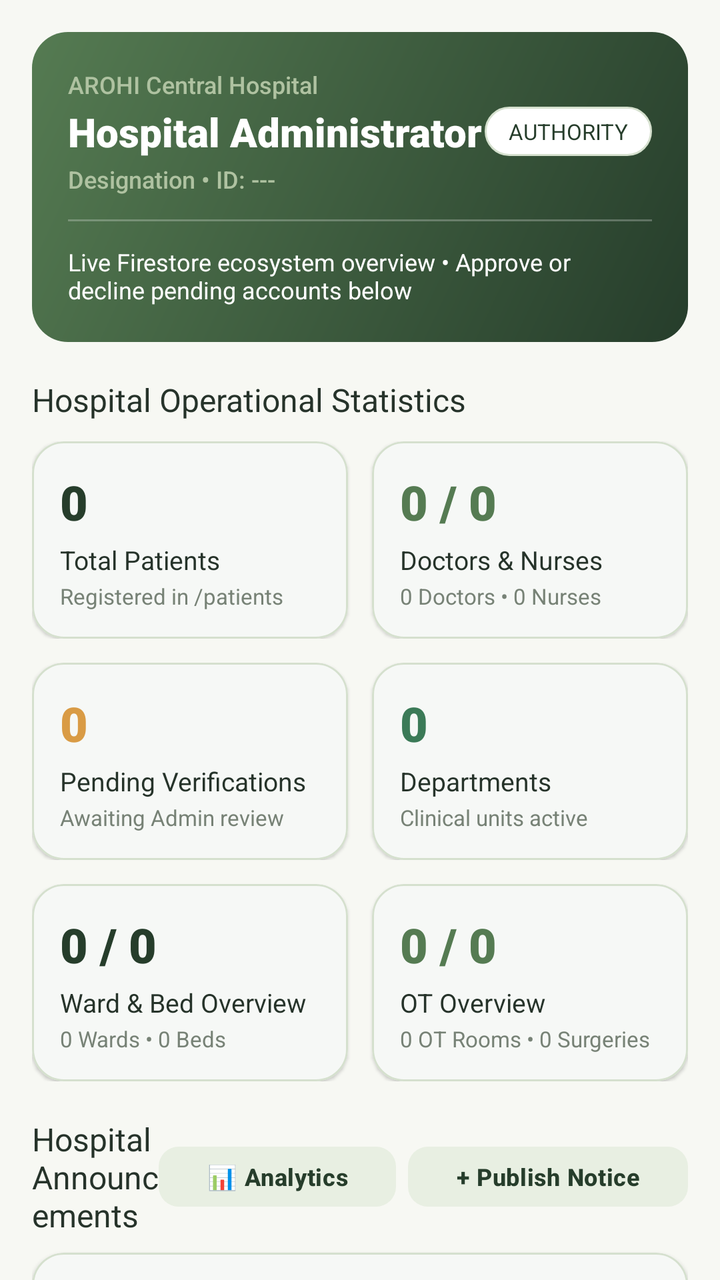
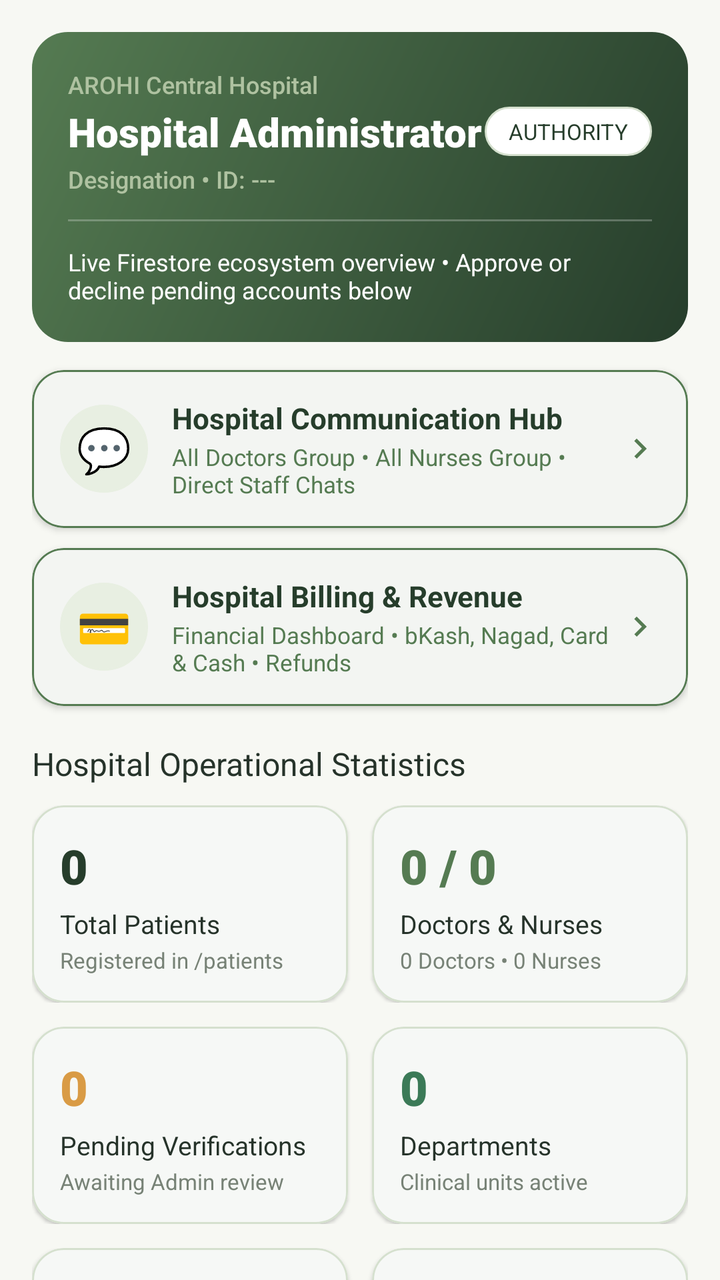

An Android layout rendered at two revisions. The XML below is the earlier revision; the diff shows what the commit changed to produce the second picture.
<!-- AndroidManifest.xml: application theme Theme.AROHI -->
<!-- res/layout/fragment_admin_dashboard.xml -->
<?xml version="1.0" encoding="utf-8"?>
<androidx.core.widget.NestedScrollView xmlns:android="http://schemas.android.com/apk/res/android"
    xmlns:app="http://schemas.android.com/apk/res-auto"
    android:layout_width="match_parent"
    android:layout_height="match_parent"
    android:background="@color/arohi_soft_ivory"
    android:fillViewport="true">

    <LinearLayout
        android:layout_width="match_parent"
        android:layout_height="wrap_content"
        android:orientation="vertical"
        android:padding="16dp">

        
        <LinearLayout
            android:layout_width="match_parent"
            android:layout_height="wrap_content"
            android:background="@drawable/bg_hero_card"
            android:orientation="vertical"
            android:padding="18dp">

            <LinearLayout
                android:layout_width="match_parent"
                android:layout_height="wrap_content"
                android:gravity="center_vertical"
                android:orientation="horizontal">

                <LinearLayout
                    android:layout_width="0dp"
                    android:layout_height="wrap_content"
                    android:layout_weight="1"
                    android:orientation="vertical">

                    <TextView
                        android:id="@+id/tvAdminHospitalName"
                        android:layout_width="wrap_content"
                        android:layout_height="wrap_content"
                        android:fontFamily="sans-serif-medium"
                        android:text="AROHI Central Hospital"
                        android:textColor="@color/arohi_mint_tint"
                        android:textSize="12sp" />

                    <TextView
                        android:id="@+id/tvAdminName"
                        android:layout_width="wrap_content"
                        android:layout_height="wrap_content"
                        android:layout_marginTop="2dp"
                        android:fontFamily="sans-serif-black"
                        android:text="@string/admin_dash_role"
                        android:textColor="@color/white"
                        android:textSize="20sp" />

                    <TextView
                        android:id="@+id/tvAdminDesignationAndId"
                        android:layout_width="wrap_content"
                        android:layout_height="wrap_content"
                        android:layout_marginTop="2dp"
                        android:fontFamily="sans-serif-medium"
                        android:text="Designation • ID: ---"
                        android:textColor="@color/soft_sage"
                        android:textSize="12sp" />
                </LinearLayout>

                <TextView
                    android:layout_width="wrap_content"
                    android:layout_height="wrap_content"
                    android:background="@drawable/bg_white_pill"
                    android:fontFamily="sans-serif-bold"
                    android:paddingHorizontal="12dp"
                    android:paddingVertical="5dp"
                    android:text="@string/admin_dash_badge"
                    android:textColor="@color/accent_heading"
                    android:textSize="11sp" />
            </LinearLayout>

            <View
                android:layout_width="match_parent"
                android:layout_height="1dp"
                android:layout_marginVertical="12dp"
                android:alpha="0.25"
                android:background="@color/surface_card" />

            <TextView
                android:id="@+id/tvAdminOperationalSummary"
                android:layout_width="match_parent"
                android:layout_height="wrap_content"
                android:fontFamily="sans-serif"
                android:text="Live Firestore ecosystem overview • Approve or decline pending accounts below"
                android:textColor="@color/white"
                android:textSize="12sp" />
        </LinearLayout>

        
        <TextView
            android:layout_width="match_parent"
            android:layout_height="wrap_content"
            android:layout_marginTop="18dp"
            android:layout_marginBottom="10dp"
            android:fontFamily="sans-serif-bold"
            android:text="@string/admin_stats_title"
            android:textColor="@color/arohi_charcoal_text"
            android:textSize="16sp" />

        <LinearLayout
            android:layout_width="match_parent"
            android:layout_height="wrap_content"
            android:orientation="horizontal">

            <com.google.android.material.card.MaterialCardView
                android:id="@+id/cardAdminTotalPatients"
                android:layout_width="0dp"
                android:layout_height="wrap_content"
                android:layout_marginEnd="6dp"
                android:layout_weight="1"
                app:cardBackgroundColor="@color/surface_card"
                app:cardCornerRadius="16dp"
                app:cardElevation="1dp"
                app:strokeColor="@color/arohi_border_subtle"
                app:strokeWidth="1dp">

                <LinearLayout
                    android:layout_width="match_parent"
                    android:layout_height="wrap_content"
                    android:orientation="vertical"
                    android:padding="14dp">

                    <TextView
                        android:id="@+id/tvAdminTotalPatientsCount"
                        android:layout_width="wrap_content"
                        android:layout_height="wrap_content"
                        android:fontFamily="sans-serif-black"
                        android:text="0"
                        android:textColor="@color/accent_heading"
                        android:textSize="24sp" />

                    <TextView
                        android:layout_width="wrap_content"
                        android:layout_height="wrap_content"
                        android:layout_marginTop="4dp"
                        android:fontFamily="sans-serif-bold"
                        android:text="@string/admin_card_patients"
                        android:textColor="@color/arohi_charcoal_text"
                        android:textSize="13sp" />

                    <TextView
                        android:layout_width="wrap_content"
                        android:layout_height="wrap_content"
                        android:layout_marginTop="2dp"
                        android:fontFamily="sans-serif"
                        android:text="@string/admin_card_patients_sub"
                        android:textColor="@color/arohi_slate_muted"
                        android:textSize="11sp" />
                </LinearLayout>
            </com.google.android.material.card.MaterialCardView>

            <com.google.android.material.card.MaterialCardView
                android:id="@+id/cardAdminDoctorsAndNurses"
                android:layout_width="0dp"
                android:layout_height="wrap_content"
                android:layout_marginStart="6dp"
                android:layout_weight="1"
                app:cardBackgroundColor="@color/surface_card"
                app:cardCornerRadius="16dp"
                app:cardElevation="1dp"
                app:strokeColor="@color/arohi_border_subtle"
                app:strokeWidth="1dp">

                <LinearLayout
                    android:layout_width="match_parent"
                    android:layout_height="wrap_content"
                    android:orientation="vertical"
                    android:padding="14dp">

                    <TextView
                        android:id="@+id/tvAdminDoctorsAndNursesCount"
                        android:layout_width="wrap_content"
                        android:layout_height="wrap_content"
                        android:fontFamily="sans-serif-black"
                        android:text="0 / 0"
                        android:textColor="@color/arohi_teal_accent"
                        android:textSize="24sp" />

                    <TextView
                        android:layout_width="wrap_content"
                        android:layout_height="wrap_content"
                        android:layout_marginTop="4dp"
                        android:fontFamily="sans-serif-bold"
                        android:text="@string/admin_card_staff"
                        android:textColor="@color/arohi_charcoal_text"
                        android:textSize="13sp" />

                    <TextView
                        android:id="@+id/tvAdminStaffNote"
                        android:layout_width="wrap_content"
                        android:layout_height="wrap_content"
                        android:layout_marginTop="2dp"
                        android:fontFamily="sans-serif"
                        android:text="0 Doctors • 0 Nurses"
                        android:textColor="@color/arohi_slate_muted"
                        android:textSize="11sp" />
                </LinearLayout>
            </com.google.android.material.card.MaterialCardView>
        </LinearLayout>

        
        <LinearLayout
            android:layout_width="match_parent"
            android:layout_height="wrap_content"
            android:layout_marginTop="12dp"
            android:orientation="horizontal">

            <com.google.android.material.card.MaterialCardView
                android:id="@+id/cardAdminPendingVerifications"
                android:layout_width="0dp"
                android:layout_height="wrap_content"
                android:layout_marginEnd="6dp"
                android:layout_weight="1"
                app:cardBackgroundColor="@color/surface_card"
                app:cardCornerRadius="16dp"
                app:cardElevation="1dp"
                app:strokeColor="@color/arohi_border_subtle"
                app:strokeWidth="1dp">

                <LinearLayout
                    android:layout_width="match_parent"
                    android:layout_height="wrap_content"
                    android:orientation="vertical"
                    android:padding="14dp">

                    <TextView
                        android:id="@+id/tvAdminPendingVerificationsCount"
                        android:layout_width="wrap_content"
                        android:layout_height="wrap_content"
                        android:fontFamily="sans-serif-black"
                        android:text="0"
                        android:textColor="@color/arohi_amber_warning"
                        android:textSize="24sp" />

                    <TextView
                        android:layout_width="wrap_content"
                        android:layout_height="wrap_content"
                        android:layout_marginTop="4dp"
                        android:fontFamily="sans-serif-bold"
                        android:text="@string/admin_card_verifications"
                        android:textColor="@color/arohi_charcoal_text"
                        android:textSize="13sp" />

                    <TextView
                        android:layout_width="wrap_content"
                        android:layout_height="wrap_content"
                        android:layout_marginTop="2dp"
                        android:fontFamily="sans-serif"
                        android:text="@string/admin_card_verifications_sub"
                        android:textColor="@color/arohi_slate_muted"
                        android:textSize="11sp" />
                </LinearLayout>
            </com.google.android.material.card.MaterialCardView>

            <com.google.android.material.card.MaterialCardView
                android:id="@+id/cardAdminDepartments"
                android:layout_width="0dp"
                android:layout_height="wrap_content"
                android:layout_marginStart="6dp"
                android:layout_weight="1"
                app:cardBackgroundColor="@color/surface_card"
                app:cardCornerRadius="16dp"
                app:cardElevation="1dp"
                app:strokeColor="@color/arohi_border_subtle"
                app:strokeWidth="1dp">

                <LinearLayout
                    android:layout_width="match_parent"
                    android:layout_height="wrap_content"
                    android:orientation="vertical"
                    android:padding="14dp">

                    <TextView
                        android:id="@+id/tvAdminDepartmentsCount"
                        android:layout_width="wrap_content"
                        android:layout_height="wrap_content"
                        android:fontFamily="sans-serif-black"
                        android:text="0"
                        android:textColor="@color/arohi_info_blue"
                        android:textSize="24sp" />

                    <TextView
                        android:layout_width="wrap_content"
                        android:layout_height="wrap_content"
                        android:layout_marginTop="4dp"
                        android:fontFamily="sans-serif-bold"
                        android:text="@string/admin_card_departments"
                        android:textColor="@color/arohi_charcoal_text"
                        android:textSize="13sp" />

                    <TextView
                        android:layout_width="wrap_content"
                        android:layout_height="wrap_content"
                        android:layout_marginTop="2dp"
                        android:fontFamily="sans-serif"
                        android:text="@string/admin_card_departments_sub"
                        android:textColor="@color/arohi_slate_muted"
                        android:textSize="11sp" />
                </LinearLayout>
            </com.google.android.material.card.MaterialCardView>
        </LinearLayout>

        
        <LinearLayout
            android:layout_width="match_parent"
            android:layout_height="wrap_content"
            android:layout_marginTop="12dp"
            android:orientation="horizontal">

            <com.google.android.material.card.MaterialCardView
                android:id="@+id/cardAdminWardsAndBeds"
                android:layout_width="0dp"
                android:layout_height="wrap_content"
                android:layout_marginEnd="6dp"
                android:layout_weight="1"
                app:cardBackgroundColor="@color/surface_card"
                app:cardCornerRadius="16dp"
                app:cardElevation="1dp"
                app:strokeColor="@color/arohi_border_subtle"
                app:strokeWidth="1dp">

                <LinearLayout
                    android:layout_width="match_parent"
                    android:layout_height="wrap_content"
                    android:orientation="vertical"
                    android:padding="14dp">

                    <TextView
                        android:id="@+id/tvAdminWardBedCount"
                        android:layout_width="wrap_content"
                        android:layout_height="wrap_content"
                        android:fontFamily="sans-serif-black"
                        android:text="0 / 0"
                        android:textColor="@color/accent_heading"
                        android:textSize="24sp" />

                    <TextView
                        android:layout_width="wrap_content"
                        android:layout_height="wrap_content"
                        android:layout_marginTop="4dp"
                        android:fontFamily="sans-serif-bold"
                        android:text="@string/admin_card_ward_bed"
                        android:textColor="@color/arohi_charcoal_text"
                        android:textSize="13sp" />

                    <TextView
                        android:id="@+id/tvAdminWardBedNote"
                        android:layout_width="wrap_content"
                        android:layout_height="wrap_content"
                        android:layout_marginTop="2dp"
                        android:fontFamily="sans-serif"
                        android:text="0 Wards • 0 Beds"
                        android:textColor="@color/arohi_slate_muted"
                        android:textSize="11sp" />
                </LinearLayout>
            </com.google.android.material.card.MaterialCardView>

            <com.google.android.material.card.MaterialCardView
                android:id="@+id/cardAdminOtOverview"
                android:layout_width="0dp"
                android:layout_height="wrap_content"
                android:layout_marginStart="6dp"
                android:layout_weight="1"
                app:cardBackgroundColor="@color/surface_card"
                app:cardCornerRadius="16dp"
                app:cardElevation="1dp"
                app:strokeColor="@color/arohi_border_subtle"
                app:strokeWidth="1dp">

                <LinearLayout
                    android:layout_width="match_parent"
                    android:layout_height="wrap_content"
                    android:orientation="vertical"
                    android:padding="14dp">

                    <TextView
                        android:id="@+id/tvAdminOtCount"
                        android:layout_width="wrap_content"
                        android:layout_height="wrap_content"
                        android:fontFamily="sans-serif-black"
                        android:text="0 / 0"
                        android:textColor="@color/arohi_teal_accent"
                        android:textSize="24sp" />

                    <TextView
                        android:layout_width="wrap_content"
                        android:layout_height="wrap_content"
                        android:layout_marginTop="4dp"
                        android:fontFamily="sans-serif-bold"
                        android:text="@string/admin_card_ot"
                        android:textColor="@color/arohi_charcoal_text"
                        android:textSize="13sp" />

                    <TextView
                        android:id="@+id/tvAdminOtNote"
                        android:layout_width="wrap_content"
                        android:layout_height="wrap_content"
                        android:layout_marginTop="2dp"
                        android:fontFamily="sans-serif"
                        android:text="0 OT Rooms • 0 Surgeries"
                        android:textColor="@color/arohi_slate_muted"
                        android:textSize="11sp" />
                </LinearLayout>
            </com.google.android.material.card.MaterialCardView>
        </LinearLayout>

        
        <LinearLayout
            android:layout_width="match_parent"
            android:layout_height="wrap_content"
            android:layout_marginTop="18dp"
            android:gravity="center_vertical"
            android:orientation="horizontal">

            <TextView
                android:layout_width="0dp"
                android:layout_height="wrap_content"
                android:layout_weight="1"
                android:fontFamily="sans-serif-bold"
                android:text="@string/admin_announcements_title"
                android:textColor="@color/arohi_charcoal_text"
                android:textSize="16sp" />

            <com.google.android.material.button.MaterialButton
                android:id="@+id/btnViewAnalytics"
                style="@style/Widget.Material3.Button.TonalButton"
                android:layout_width="wrap_content"
                android:layout_height="38dp"
                android:layout_marginEnd="6dp"
                android:text="📊 Analytics"
                android:textAllCaps="false"
                android:textColor="@color/accent_heading"
                android:textSize="12sp"
                app:backgroundTint="@color/arohi_sage_mist"
                app:cornerRadius="10dp" />

            <com.google.android.material.button.MaterialButton
                android:id="@+id/btnPublishAnnouncement"
                style="@style/Widget.Material3.Button.TonalButton"
                android:layout_width="wrap_content"
                android:layout_height="38dp"
                android:text="@string/admin_btn_publish_notice"
                android:textAllCaps="false"
                android:textColor="@color/accent_heading"
                android:textSize="12sp"
                app:backgroundTint="@color/arohi_sage_mist"
                app:cornerRadius="10dp" />
        </LinearLayout>

        <com.google.android.material.card.MaterialCardView
            android:layout_width="match_parent"
            android:layout_height="wrap_content"
            android:layout_marginTop="8dp"
            app:cardBackgroundColor="@color/surface_card"
            app:cardCornerRadius="16dp"
            app:cardElevation="1dp"
            app:strokeColor="@color/arohi_border_subtle"
            app:strokeWidth="1dp">

            <LinearLayout
                android:layout_width="match_parent"
                android:layout_height="wrap_content"
                android:orientation="vertical"
                android:padding="16dp">

                <TextView
                    android:id="@+id/tvAdminLatestAnnouncementTitle"
                    android:layout_width="match_parent"
                    android:layout_height="wrap_content"
                    android:fontFamily="sans-serif-bold"
                    android:text="@string/admin_no_notices_title"
                    android:textColor="@color/arohi_charcoal_text"
                    android:textSize="14sp" />

                <TextView
                    android:id="@+id/tvAdminLatestAnnouncementBody"
                    android:layout_width="match_parent"
                    android:layout_height="wrap_content"
                    android:layout_marginTop="4dp"
                    android:fontFamily="sans-serif"
                    android:lineSpacingExtra="2dp"
                    android:text="Tap '+ Publish Notice' above to broadcast an official hospital announcement to Patients, Doctors, and Nurses."
                    android:textColor="@color/arohi_slate_muted"
                    android:textSize="12sp" />
            </LinearLayout>
        </com.google.android.material.card.MaterialCardView>

        
        <LinearLayout
            android:layout_width="match_parent"
            android:layout_height="wrap_content"
            android:layout_marginTop="20dp"
            android:layout_marginBottom="8dp"
            android:gravity="center_vertical"
            android:orientation="horizontal">

            <TextView
                android:layout_width="0dp"
                android:layout_height="wrap_content"
                android:layout_weight="1"
                android:fontFamily="sans-serif-bold"
                android:text="@string/admin_pending_reqs_title"
                android:textColor="@color/arohi_charcoal_text"
                android:textSize="16sp" />

            <TextView
                android:id="@+id/tvViewAllStaffLink"
                android:layout_width="wrap_content"
                android:layout_height="wrap_content"
                android:fontFamily="sans-serif-bold"
                android:padding="4dp"
                android:text="All Accounts →"
                android:textColor="@color/accent_heading"
                android:textSize="12sp" />
        </LinearLayout>

        <TextView
            android:id="@+id/tvEmptyPendingVerifications"
            android:layout_width="match_parent"
            android:layout_height="wrap_content"
            android:layout_marginBottom="16dp"
            android:background="@drawable/bg_card_elevated"
            android:fontFamily="sans-serif"
            android:gravity="center"
            android:padding="20dp"
            android:text="@string/admin_all_verified_empty"
            android:textColor="@color/arohi_slate_muted"
            android:textSize="13sp"
            android:visibility="gone" />

        <androidx.recyclerview.widget.RecyclerView
            android:id="@+id/rvPendingVerifications"
            android:layout_width="match_parent"
            android:layout_height="wrap_content"
            android:layout_marginBottom="16dp"
            android:nestedScrollingEnabled="false" />

    </LinearLayout>
</androidx.core.widget.NestedScrollView>
<!-- resources referenced by this layout -->
<resources>
  <color name="accent_heading">#263D2B</color>
  <color name="arohi_amber_warning">#D99B45</color>
  <color name="arohi_border_subtle">#D5E0CE</color>
  <color name="arohi_charcoal_text">#26332A</color>
  <color name="arohi_info_blue">#3B7A57</color>
  <color name="arohi_mint_tint">#AFC2A1</color>
  <color name="arohi_sage_mist">#E8EFE2</color>
  <color name="arohi_slate_muted">#778276</color>
  <color name="arohi_soft_ivory">#F7F8F3</color>
  <color name="arohi_teal_accent">#557B52</color>
  <color name="soft_sage">#AFC2A1</color>
  <color name="surface_card">#FFFFFF</color>
  <color name="white">#FFFFFF</color>
  <!-- drawable bg_white_pill (drawable) -->
  <?xml version="1.0" encoding="utf-8"?>
  <shape xmlns:android="http://schemas.android.com/apk/res/android"
      android:shape="rectangle">
      <solid android:color="@color/surface_card" />
      <stroke
          android:width="1dp"
          android:color="@color/border_stroke" />
      <corners android:radius="50dp" />
  </shape>
  <string name="admin_all_verified_empty">All Patient, Doctor, and Nurse registrations are up to date. No accounts are currently awaiting verification.</string>
  <string name="admin_announcements_title">Hospital Announcements</string>
  <string name="admin_btn_publish_notice">+ Publish Notice</string>
  <string name="admin_card_departments">Departments</string>
  <string name="admin_card_departments_sub">Clinical units active</string>
  <string name="admin_card_ot">OT Overview</string>
  <string name="admin_card_patients">Total Patients</string>
  <string name="admin_card_patients_sub">Registered in /patients</string>
  <string name="admin_card_staff">Doctors &amp; Nurses</string>
  <string name="admin_card_verifications">Pending Verifications</string>
  <string name="admin_card_verifications_sub">Awaiting Admin review</string>
  <string name="admin_card_ward_bed">Ward &amp; Bed Overview</string>
  <string name="admin_dash_badge">AUTHORITY</string>
  <string name="admin_dash_role">Hospital Administrator</string>
  <string name="admin_no_notices_title">No Hospital Announcements Published Yet</string>
  <string name="admin_pending_reqs_title">Pending Verification Requests</string>
  <string name="admin_stats_title">Hospital Operational Statistics</string>
  <color name="border_stroke">#D5E0CE</color>
  <color name="primary_moss_green">#557B52</color>
  <color name="deep_forest_green">#263D2B</color>
  <color name="pale_mint">#E8EFE2</color>
  <color name="secondary_sage">#819B75</color>
  <color name="status_emergency">#C94B4B</color>
  <color name="status_emergency_bg">#FDECEC</color>
  <color name="warm_ivory">#F7F8F3</color>
  <color name="text_primary">#26332A</color>
  <color name="text_secondary">#778276</color>
  <color name="text_muted">#9AA599</color>
  <dimen name="button_height">54dp</dimen>
  <dimen name="input_corner_radius">12dp</dimen>
  <dimen name="radius_md">16dp</dimen>
  <dimen name="card_elevation">2dp</dimen>
  <dimen name="card_stroke_width">1dp</dimen>
  <style name="ShapeAppearance.AROHI.Dialog" parent="ShapeAppearance.Material3.Corner.Medium">
          <item name="cornerSize">16dp</item>
      </style>
  <!-- unchanged entries left out for length: 9 -->
</resources>

<!-- the commit's change to res/layout/fragment_admin_dashboard.xml (unified diff, before → after) -->
@@ -90,6 +90,126 @@
                 android:textColor="@color/white"
                 android:textSize="12sp" />
         </LinearLayout>
+
+        
+        <com.google.android.material.card.MaterialCardView
+            android:id="@+id/cardAuthorityCommunicationHub"
+            android:layout_width="match_parent"
+            android:layout_height="wrap_content"
+            android:layout_marginTop="14dp"
+            app:cardBackgroundColor="@color/surface_card"
+            app:cardCornerRadius="16dp"
+            app:cardElevation="2dp"
+            app:strokeColor="@color/primary_moss_green"
+            app:strokeWidth="1dp">
+
+            <LinearLayout
+                android:layout_width="match_parent"
+                android:layout_height="wrap_content"
+                android:gravity="center_vertical"
+                android:orientation="horizontal"
+                android:padding="14dp">
+
+                <TextView
+                    android:layout_width="44dp"
+                    android:layout_height="44dp"
+                    android:background="@drawable/bg_badge_pill"
+                    android:backgroundTint="@color/pale_mint"
+                    android:gravity="center"
+                    android:text="💬"
+                    android:textSize="22sp" />
+
+                <LinearLayout
+                    android:layout_width="0dp"
+                    android:layout_height="wrap_content"
+                    android:layout_marginStart="12dp"
+                    android:layout_weight="1"
+                    android:orientation="vertical">
+
+                    <TextView
+                        android:layout_width="wrap_content"
+                        android:layout_height="wrap_content"
+                        android:text="Hospital Communication Hub"
+                        android:textColor="@color/accent_heading"
+                        android:textSize="14.5sp"
+                        android:textStyle="bold" />
+
+                    <TextView
+                        android:layout_width="wrap_content"
+                        android:layout_height="wrap_content"
+                        android:layout_marginTop="2dp"
+                        android:text="All Doctors Group • All Nurses Group • Direct Staff Chats"
+                        android:textColor="@color/primary_moss_green"
+                        android:textSize="11.5sp" />
+                </LinearLayout>
+
+                <ImageView
+                    android:layout_width="20dp"
+                    android:layout_height="20dp"
+                    android:src="@drawable/ic_chevron_right"
+                    app:tint="@color/primary_moss_green" />
+            </LinearLayout>
+        </com.google.android.material.card.MaterialCardView>
+
+        
+        <com.google.android.material.card.MaterialCardView
+            android:id="@+id/cardHospitalBillingDashboard"
+            android:layout_width="match_parent"
+            android:layout_height="wrap_content"
+            android:layout_marginTop="10dp"
+            app:cardBackgroundColor="@color/surface_card"
+            app:cardCornerRadius="16dp"
+            app:cardElevation="2dp"
+            app:strokeColor="@color/primary_moss_green"
+            app:strokeWidth="1dp">
+
+            <LinearLayout
+                android:layout_width="match_parent"
+                android:layout_height="wrap_content"
+                android:gravity="center_vertical"
+                android:orientation="horizontal"
+                android:padding="14dp">
+
+                <TextView
+                    android:layout_width="44dp"
+                    android:layout_height="44dp"
+                    android:background="@drawable/bg_badge_pill"
+                    android:backgroundTint="@color/pale_mint"
+                    android:gravity="center"
+                    android:text="💳"
+                    android:textSize="22sp" />
+
+                <LinearLayout
+                    android:layout_width="0dp"
+                    android:layout_height="wrap_content"
+                    android:layout_marginStart="12dp"
+                    android:layout_weight="1"
+                    android:orientation="vertical">
+
+                    <TextView
+                        android:layout_width="wrap_content"
+                        android:layout_height="wrap_content"
+                        android:text="Hospital Billing &amp; Revenue"
+                        android:textColor="@color/accent_heading"
+                        android:textSize="14.5sp"
+                        android:textStyle="bold" />
+
+                    <TextView
+                        android:layout_width="wrap_content"
+                        android:layout_height="wrap_content"
+                        android:layout_marginTop="2dp"
+                        android:text="Financial Dashboard • bKash, Nagad, Card &amp; Cash • Refunds"
+                        android:textColor="@color/primary_moss_green"
+                        android:textSize="11.5sp" />
+                </LinearLayout>
+
+                <ImageView
+                    android:layout_width="20dp"
+                    android:layout_height="20dp"
+                    android:src="@drawable/ic_chevron_right"
+                    app:tint="@color/primary_moss_green" />
+            </LinearLayout>
+        </com.google.android.material.card.MaterialCardView>
 
         
         <TextView
<!-- resource entries referenced after the edit -->
@@ -13,6 +13,16 @@
   <color name="soft_sage">#AFC2A1</color>
   <color name="surface_card">#FFFFFF</color>
   <color name="white">#FFFFFF</color>
+  <!-- drawable bg_badge_pill (drawable) -->
+  <?xml version="1.0" encoding="utf-8"?>
+  <shape xmlns:android="http://schemas.android.com/apk/res/android"
+      android:shape="rectangle">
+      <solid android:color="@color/pale_mint" />
+      <stroke
+          android:width="1dp"
+          android:color="@color/soft_sage" />
+      <corners android:radius="@dimen/radius_pill" />
+  </shape>
   <!-- drawable bg_white_pill (drawable) -->
   <?xml version="1.0" encoding="utf-8"?>
   <shape xmlns:android="http://schemas.android.com/apk/res/android"
@@ -23,6 +33,17 @@
           android:color="@color/border_stroke" />
       <corners android:radius="50dp" />
   </shape>
+  <!-- drawable ic_chevron_right (drawable) -->
+  <?xml version="1.0" encoding="utf-8"?>
+  <vector xmlns:android="http://schemas.android.com/apk/res/android"
+      android:width="24dp"
+      android:height="24dp"
+      android:viewportWidth="24"
+      android:viewportHeight="24">
+      <path
+          android:fillColor="#557B52"
+          android:pathData="M10,6L8.59,7.41L13.17,12l-4.58,4.59L10,18l6,-6z" />
+  </vector>
   <string name="admin_all_verified_empty">All Patient, Doctor, and Nurse registrations are up to date. No accounts are currently awaiting verification.</string>
   <string name="admin_announcements_title">Hospital Announcements</string>
   <string name="admin_btn_publish_notice">+ Publish Notice</string>
@@ -40,6 +61,7 @@
   <string name="admin_no_notices_title">No Hospital Announcements Published Yet</string>
   <string name="admin_pending_reqs_title">Pending Verification Requests</string>
   <string name="admin_stats_title">Hospital Operational Statistics</string>
+  <dimen name="radius_pill">100dp</dimen>
   <color name="border_stroke">#D5E0CE</color>
   <color name="primary_moss_green">#557B52</color>
   <color name="deep_forest_green">#263D2B</color>
